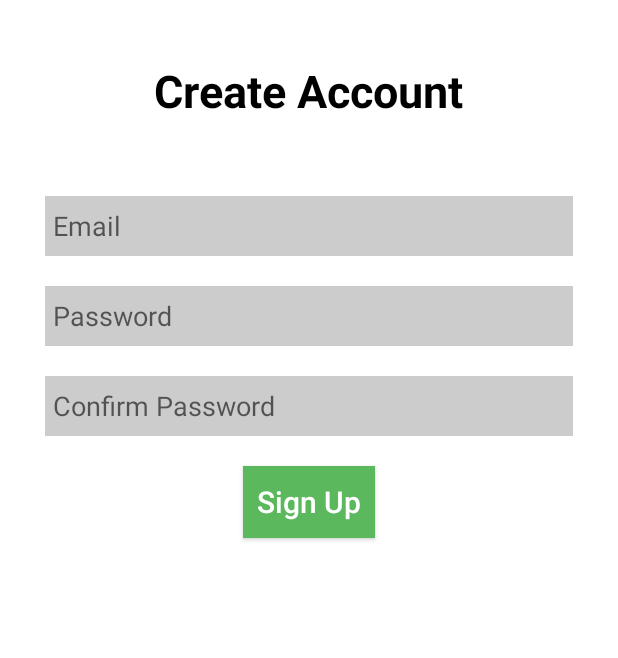
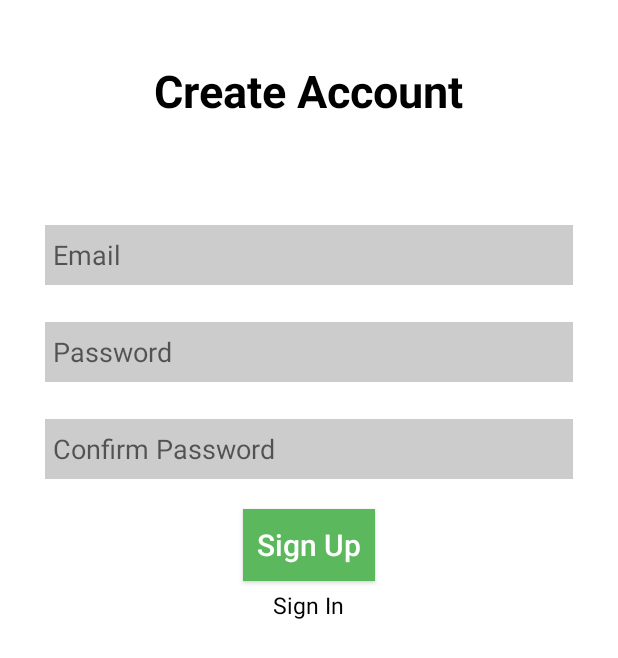
Before and after one commit to pigmanrocker/T-rate_Android, an Android app: the screen it shows after launch (SignUpActivity), on a phone screen of 412 x 824 dp. Shown: the top 658 px of the screen. Run offline under Robolectric (Android 15) with nearby library versions, the phone set to English and light mode, and no system bars; our stand-ins replace Firebase (no records; nobody signed in at launch, a user with empty details on screens opened directly), data binding.

Commit message:
Sign up done
The sign up feature has been completely implemented

```diff
--- a/app/build.gradle
+++ b/app/build.gradle
@@ -33,8 +33,12 @@ dependencies {
     compile 'com.android.support:appcompat-v7:25.3.1'
     compile 'com.android.support.constraint:constraint-layout:1.0.2'
     compile 'com.android.support:recyclerview-v7:25.3.1'
+    compile 'com.google.firebase:firebase-auth:10.0.1'
     testCompile 'junit:junit:4.12'
 }
 
 
+
+
+
 apply plugin: 'com.google.gms.google-services'
--- a/app/src/main/java/com/example/t_rate/Activities/SignUpActivity.java
+++ b/app/src/main/java/com/example/t_rate/Activities/SignUpActivity.java
@@ -1,16 +1,74 @@
 package com.example.t_rate.Activities;
 
+import android.content.Intent;
+import android.databinding.DataBindingUtil;
 import android.support.v7.app.AppCompatActivity;
 import android.os.Bundle;
+import android.view.View;
 
+import com.example.t_rate.Presenters.SignUpPresenter;
 import com.example.t_rate.R;
+import com.example.t_rate.databinding.ActivitySignUpBinding;
 
-public class SignUpActivity extends AppCompatActivity {
+public class SignUpActivity extends AppCompatActivity implements View.OnClickListener {
+
+    private ActivitySignUpBinding B;
+    private SignUpPresenter presenter;
 
     @Override
     protected void onCreate(Bundle savedInstanceState) {
         super.onCreate(savedInstanceState);
         setContentView(R.layout.activity_sign_up);
         getSupportActionBar().hide();
+
+        B = DataBindingUtil.setContentView(this, R.layout.activity_sign_up);
+        presenter = new SignUpPresenter(this);
+
+        B.buttonSignUp.setOnClickListener(this);
+        B.buttonSignIn.setOnClickListener(this);
+    }
+
+    public void clearErrors(){
+        B.emailErrorText.setVisibility(View.INVISIBLE);
+        B.passwordInvalidText.setVisibility(View.INVISIBLE);
+        B.passwordMatchErrorText.setVisibility(View.INVISIBLE);
+    }
+
+    public void emptyError(){
+        B.emailErrorText.setVisibility(View.VISIBLE);
+        B.emailErrorText.setText(R.string.empty_field);
+    }
+
+    public void invalidEmail(){
+        B.emailErrorText.setVisibility(View.VISIBLE);
+        B.emailErrorText.setText(R.string.invalid_email);
+    }
+
+    public void wrongEmail(){
+        B.emailErrorText.setVisibility(View.VISIBLE);
+        B.emailErrorText.setText(R.string.email_not_stenden);
+    }
+
+    public void invalidPassword(){
+        B.passwordInvalidText.setVisibility(View.VISIBLE);
+    }
+
+    public void passwordMatchError(){
+        B.passwordMatchErrorText.setVisibility(View.VISIBLE);
+    }
+
+    @Override
+    public void onClick(View v) {
+        if (v == B.buttonSignUp){
+            presenter.signUp(B.email.getText().toString(), B.password1.getText().toString(), B.password2.getText().toString());
+        } else if (v == B.buttonSignIn){
+            presenter.goToSignIn();
+        }
+    }
+
+    @Override
+    public void onBackPressed() {
+        Intent intent = new Intent(getApplicationContext(), HomeActivity.class);
+        startActivity(intent);
     }
 }
--- a/app/src/main/java/com/example/t_rate/Activities/SplashActivity.java
+++ b/app/src/main/java/com/example/t_rate/Activities/SplashActivity.java
@@ -7,6 +7,7 @@ import android.support.v7.app.AppCompatActivity;
 import android.os.Bundle;
 
 import com.example.t_rate.R;
+import com.google.firebase.auth.FirebaseAuth;
 
 import java.util.Timer;
 import java.util.TimerTask;
@@ -25,8 +26,13 @@ public class SplashActivity extends AppCompatActivity {
         timer.schedule(new TimerTask() {
             @Override
             public void run() {
-                Intent intent = new Intent(getApplicationContext(), HomeActivity.class);
-                startActivity(intent);
+                if (FirebaseAuth.getInstance().getCurrentUser() != null) {
+                    Intent intent = new Intent(getApplicationContext(), HomeActivity.class);
+                    startActivity(intent);
+                } else {
+                    Intent intent = new Intent(getApplicationContext(), SignUpActivity.class);
+                    startActivity(intent);
+                }
             }
         }, 1000);
     }
--- a/app/src/main/res/layout/activity_sign_up.xml
+++ b/app/src/main/res/layout/activity_sign_up.xml
@@ -22,30 +22,59 @@
             android:textStyle="bold"
             android:text="@string/header_sign_up"/>
 
+        <TextView
+            android:id="@+id/email_error_text"
+            android:layout_width="wrap_content"
+            android:layout_height="wrap_content"
+            android:layout_gravity="center"
+            android:layout_marginTop="50dp"
+            android:textColor="@color/error"
+            android:visibility="invisible" />
+
         <EditText
+            android:id="@+id/email"
             android:layout_width="match_parent"
             android:layout_height="40dp"
-            android:layout_marginTop="50dp"
             android:paddingLeft="5dp"
             android:paddingRight="5dp"
             android:inputType="textEmailAddress"
             android:hint="@string/hint_email"
             android:background="@color/colorPrimaryLight"/>
 
+        <TextView
+            android:id="@+id/password_invalid_text"
+            android:layout_width="wrap_content"
+            android:layout_height="wrap_content"
+            android:layout_gravity="center"
+            android:layout_marginTop="5dp"
+            android:text="@string/password_invalid"
+            android:textColor="@color/error"
+            android:visibility="invisible"/>
+
         <EditText
+            android:id="@+id/password1"
             android:layout_width="match_parent"
             android:layout_height="40dp"
-            android:layout_marginTop="20dp"
             android:paddingLeft="5dp"
             android:paddingRight="5dp"
             android:inputType="textPassword"
             android:hint="@string/hint_password"
             android:background="@color/colorPrimaryLight"/>
 
+        <TextView
+            android:id="@+id/password_match_error_text"
+            android:layout_width="wrap_content"
+            android:layout_height="wrap_content"
+            android:layout_gravity="center"
+            android:layout_marginTop="5dp"
+            android:text="@string/password_not_match"
+            android:textColor="@color/error"
+            android:visibility="invisible"/>
+
         <EditText
+            android:id="@+id/password2"
             android:layout_width="match_parent"
             android:layout_height="40dp"
-            android:layout_marginTop="20dp"
             android:paddingLeft="5dp"
             android:paddingRight="5dp"
             android:inputType="textPassword"
@@ -53,6 +82,7 @@
             android:background="@color/colorPrimaryLight"/>
 
         <Button
+            android:id="@+id/button_sign_up"
             android:layout_width="wrap_content"
             android:layout_height="wrap_content"
             android:layout_marginTop="20dp"
@@ -64,12 +94,13 @@
             android:background="@color/button_bg"/>
 
         <TextView
+            android:id="@+id/button_sign_in"
             android:layout_width="wrap_content"
             android:layout_height="wrap_content"
             android:layout_marginTop="5dp"
             android:layout_gravity="center"
             android:textSize="15sp"
-            android:textColor="@color/white"
+            android:textColor="@color/black"
             android:text="@string/sign_in"/>
 
     </LinearLayout>
--- a/app/src/main/res/values/colors.xml
+++ b/app/src/main/res/values/colors.xml
@@ -9,4 +9,5 @@
     <color name="grey">#888888</color>
     <color name="button_bg">#5CB85C</color>
     <color name="drawer_text">#000000</color>
+    <color name="error">#FF0000</color>
 </resources>
--- a/app/src/main/res/values/strings.xml
+++ b/app/src/main/res/values/strings.xml
@@ -22,6 +22,11 @@
     <string name="sign_up">Sign Up</string>
     <string name="sign_in">Sign In</string>
     <string name="Thanks">Thank You For Signing Up</string>
-    <string name="verify">Please verify your email. if you don\'t verify within 2 days your account will be automatically deleted</string>
-    <string name="go_to_profile">you can sign in by going to profile</string>
+    <string name="verify">Please verify your email. if you don\'t verify within 2 days your account will be automatically deleted.</string>
+    <string name="go_to_profile">You can sign in by going to profile</string>
+    <string name="empty_field">Please fill in all fields</string>
+    <string name="invalid_email">Your email address is not valid please correct it</string>
+    <string name="email_not_stenden">Your email is not a valid Stenden email</string>
+    <string name="password_invalid">Password not strong enough</string>
+    <string name="password_not_match">Your passwords do not match</string>
 </resources>
```
Also changed, not shown: app/src/main/AndroidManifest.xml (+4 -3 lines), app/src/main/java/com/example/t_rate/Activities/LoginActivity.java (added, +15 -0 lines), app/src/main/java/com/example/t_rate/Activities/SignedUpActivity.java (added, +41 -0 lines), app/src/main/java/com/example/t_rate/CustomUtils/Utilities.java (added, +20 -0 lines), app/src/main/java/com/example/t_rate/Presenters/HomePresenter.java (+0 -8 lines), app/src/main/java/com/example/t_rate/Presenters/SignUpPresenter.java (+81 -0 lines), app/src/main/res/layout/activity_login.xml (added, +9 -0 lines), app/src/main/res/layout/activity_signed_up.xml (added, +62 -0 lines), 1 other file.
